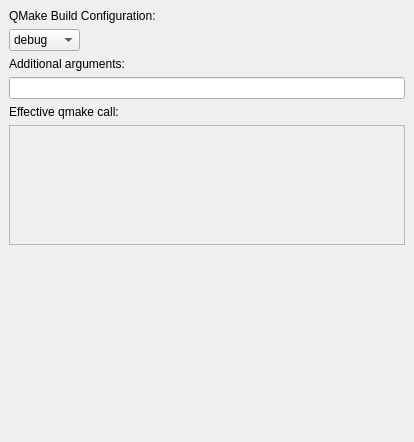
Before: the Qt Designer form src/plugins/qt4projectmanager/qmakestep.ui in qt-creator/qt-creator, drawn with Qt 5.
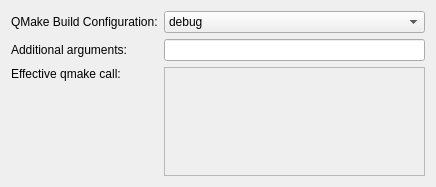
After: the same form once the commit is applied.

```diff
--- a/src/plugins/qt4projectmanager/qmakestep.ui
+++ b/src/plugins/qt4projectmanager/qmakestep.ui
@@ -6,31 +6,19 @@
    <rect>
     <x>0</x>
     <y>0</y>
-    <width>414</width>
-    <height>442</height>
+    <width>436</width>
+    <height>187</height>
    </rect>
   </property>
-  <layout class="QVBoxLayout" name="verticalLayout">
-   <property name="margin">
-    <number>0</number>
-   </property>
-   <item>
-    <widget class="QStackedWidget" name="stackedWidget">
-     <property name="currentIndex">
-      <number>0</number>
-     </property>
-     <widget class="QWidget" name="page_1">
-      <layout class="QVBoxLayout" name="verticalLayout_2">
-       <item>
+  <layout class="QFormLayout" name="formLayout">
+   <item row="0" column="0">
         <widget class="QLabel" name="label_2">
          <property name="text">
           <string>QMake Build Configuration:</string>
          </property>
         </widget>
        </item>
-       <item>
-        <layout class="QHBoxLayout" name="horizontalLayout">
-         <item>
+   <item row="0" column="1">
           <widget class="QComboBox" name="buildConfigurationComboBox">
            <item>
             <property name="text">
@@ -44,32 +32,17 @@
            </item>
           </widget>
          </item>
-         <item>
-          <spacer name="horizontalSpacer">
-           <property name="orientation">
-            <enum>Qt::Horizontal</enum>
-           </property>
-           <property name="sizeHint" stdset="0">
-            <size>
-             <width>40</width>
-             <height>20</height>
-            </size>
-           </property>
-          </spacer>
-         </item>
-        </layout>
-       </item>
-       <item>
+   <item row="1" column="0">
         <widget class="QLabel" name="qmakeArgsLabel">
          <property name="text">
           <string>Additional arguments:</string>
          </property>
         </widget>
        </item>
-       <item>
+   <item row="1" column="1">
         <widget class="QLineEdit" name="qmakeAdditonalArgumentsLineEdit"/>
        </item>
-       <item>
+   <item row="2" column="0">
         <widget class="QLabel" name="label">
          <property name="text">
           <string>Effective qmake call:</string>
@@ -79,7 +52,7 @@
          </property>
         </widget>
        </item>
-       <item>
+   <item row="2" column="1">
         <widget class="QPlainTextEdit" name="qmakeArgumentsEdit">
          <property name="enabled">
           <bool>false</bool>
@@ -93,24 +66,6 @@
          <property name="textInteractionFlags">
           <set>Qt::TextSelectableByKeyboard|Qt::TextSelectableByMouse</set>
          </property>
-        </widget>
-       </item>
-       <item>
-        <spacer name="verticalSpacer">
-         <property name="orientation">
-          <enum>Qt::Vertical</enum>
-         </property>
-         <property name="sizeHint" stdset="0">
-          <size>
-           <width>393</width>
-           <height>179</height>
-          </size>
-         </property>
-        </spacer>
-       </item>
-      </layout>
-     </widget>
-     <widget class="QWidget" name="page_2"/>
     </widget>
    </item>
   </layout>
```
Lines whose indentation alone changed are shown as unchanged.
